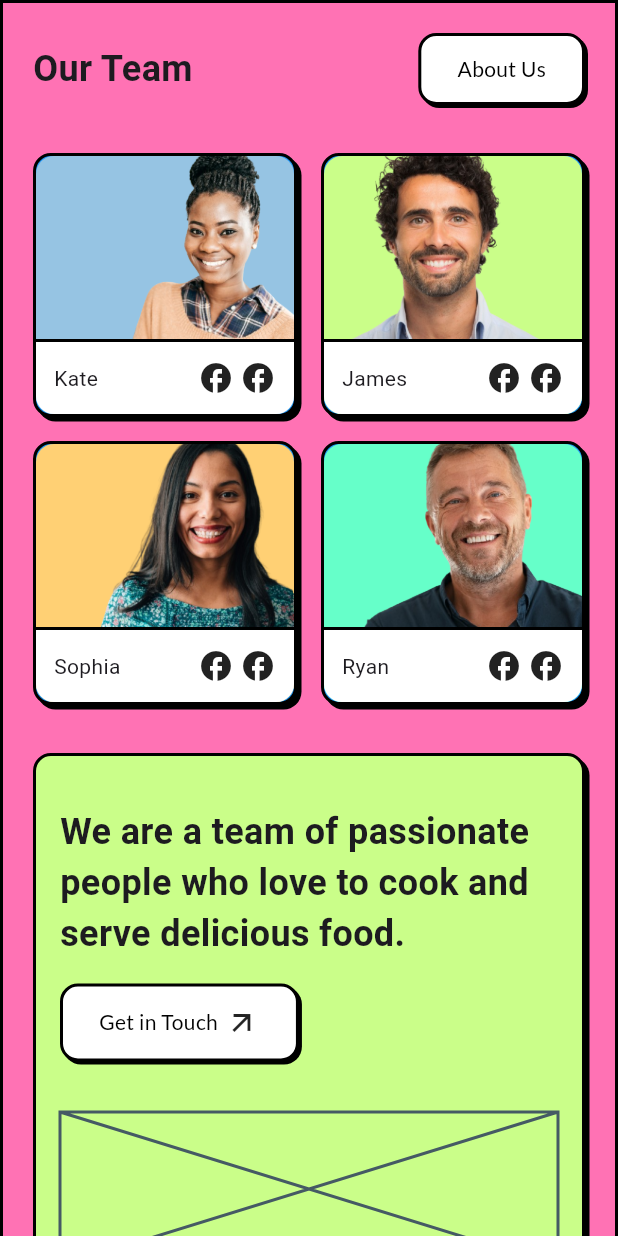
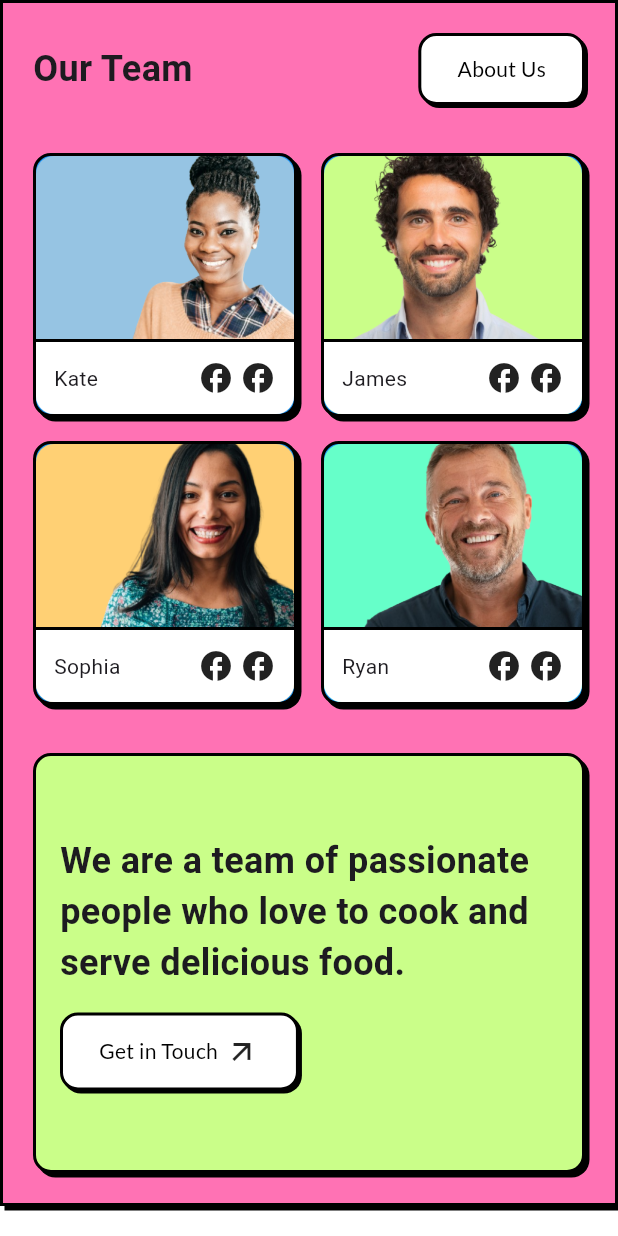
Before and after one commit to rragnarsd/yammi_yammi, a Flutter app: the screen it shows after launch, after a tap on the "menu" icon, after a tap on "Reserve a table", on a phone screen of 412 x 824 dp. Run offline on Flutter 3.47's test engine with Material 3 defaults, Android fonts, the phone set to English and light mode, and no system bars; our stand-ins replace google_fonts, responsive_framework; network calls fail.

Commit message:
Hero section and images

```diff
--- a/lib/widgets/hero_section.dart
+++ b/lib/widgets/hero_section.dart
@@ -29,6 +29,9 @@ class YammiHeroSection extends StatelessWidget {
               ),
               child: Padding(
                 padding: const EdgeInsets.symmetric(horizontal: 16.0),
+                child: Row(
+                  children: [
+                    Expanded(
                       child: Column(
                         crossAxisAlignment: CrossAxisAlignment.start,
                         mainAxisAlignment: MainAxisAlignment.center,
@@ -45,6 +48,15 @@ class YammiHeroSection extends StatelessWidget {
                             btnText: 'Reserve a table',
                             onPressed: () {},
                             hasIcon: true,
+                          ),
+                        ],
+                      ),
+                    ),
+                    Expanded(
+                      child: Image.asset(
+                        'assets/images/food3.png',
+                        fit: BoxFit.cover,
+                      ),
                     ),
                   ],
                 ),
@@ -78,8 +90,9 @@ class YammiHeroSection extends StatelessWidget {
                                 ),
                               ),
                             ),
-                            SizedBox(width: 8),
-                            Placeholder(fallbackWidth: 100),
+                            Expanded(
+                              child: Image.asset('assets/images/coffeeman.png'),
+                            ),
                           ],
                         ),
                       ),
@@ -94,6 +107,13 @@ class YammiHeroSection extends StatelessWidget {
                       ),
                       child: Padding(
                         padding: const EdgeInsets.symmetric(horizontal: 16.0),
+                        child: Stack(
+                          children: [
+                            Positioned(
+                              top: 0,
+                              left: 0,
+                              right: 0,
+                              bottom: 0,
                               child: Column(
                                 crossAxisAlignment: CrossAxisAlignment.start,
                                 mainAxisAlignment: MainAxisAlignment.center,
@@ -116,6 +136,15 @@ class YammiHeroSection extends StatelessWidget {
                                   HoverButton(
                                     btnText: 'Leave feedback',
                                     onPressed: () {},
+                                  ),
+                                ],
+                              ),
+                            ),
+                            Positioned(
+                              bottom: -160,
+                              left: 0,
+                              right: 0,
+                              child: Image.asset('assets/images/hand.png'),
                             ),
                           ],
                         ),
--- a/lib/widgets/team_section.dart
+++ b/lib/widgets/team_section.dart
@@ -113,7 +113,7 @@ class YammiTeamSection extends StatelessWidget {
                 Container(
                   padding: const EdgeInsets.all(16.0),
                   child: Container(
-                    height: breakpoints.between(MOBILE, TABLET) ? 360 : 300,
+                    height: 280,
                     width: double.infinity,
                     decoration: raisedBorderDecoration(
                       backgroundColor: const Color(0xffCAFE89),
@@ -148,8 +148,6 @@ class YammiTeamSection extends StatelessWidget {
                                     ],
                                   ),
                                 ),
-                                SizedBox(height: 16),
-                                Flexible(child: Placeholder()),
                               ],
                             )
                           : Row(
@@ -180,7 +178,12 @@ class YammiTeamSection extends StatelessWidget {
                                   ),
                                 ),
                                 SizedBox(width: 16),
-                                Flexible(child: Placeholder()),
+                                Flexible(
+                                  child: Image.asset(
+                                    'assets/images/food1.png',
+                                    fit: BoxFit.cover,
+                                  ),
+                                ),
                               ],
                             ),
                     ),
```
Also changed, not shown: assets/images/baconeggman.png (added), assets/images/burgerman.png (added), assets/images/coffeeman.png (added), assets/images/food1.png (added), assets/images/food2.png (added), assets/images/food3.png (added), assets/images/food4.png (added), assets/images/hand.png (added), assets/images/hotdogman.png (added), assets/images/pizzaman.png (added). Lines whose indentation alone changed are shown as unchanged.
